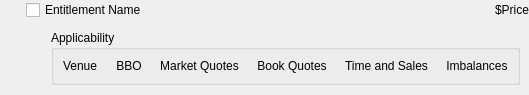
This is Applications/Spire/Source/AccountViewer/EntitlementEntryWidget.ui in spiretrading/nexus as Qt 5 draws it before an edit. The edited form follows.
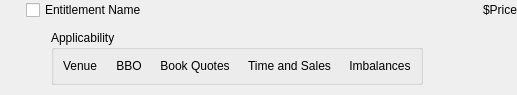
This is the edited form. Custom widgets are drawn as their Qt base class.

Commit message: Remove redundant includes and initializer, remove Market Quotes column from EntitlementEntryWidget.

Diff of the .ui file:
```diff
--- a/Applications/Spire/Source/AccountViewer/EntitlementEntryWidget.ui
+++ b/Applications/Spire/Source/AccountViewer/EntitlementEntryWidget.ui
@@ -175,22 +175,6 @@
             </widget>
            </item>
            <item row="0" column="2">
-            <widget class="QLabel" name="m_marketQuotesLabel">
-             <property name="sizePolicy">
-              <sizepolicy hsizetype="Preferred" vsizetype="Maximum">
-               <horstretch>0</horstretch>
-               <verstretch>0</verstretch>
-              </sizepolicy>
-             </property>
-             <property name="text">
-              <string>Market Quotes</string>
-             </property>
-             <property name="alignment">
-              <set>Qt::AlignCenter</set>
-             </property>
-            </widget>
-           </item>
-           <item row="0" column="3">
             <widget class="QLabel" name="m_bookQuotesLabel">
              <property name="sizePolicy">
               <sizepolicy hsizetype="Preferred" vsizetype="Maximum">
@@ -206,7 +190,7 @@
              </property>
             </widget>
            </item>
-           <item row="0" column="4">
+           <item row="0" column="3">
             <widget class="QLabel" name="m_timeAndSalesLabel">
              <property name="sizePolicy">
               <sizepolicy hsizetype="Preferred" vsizetype="Maximum">
@@ -222,7 +206,7 @@
              </property>
             </widget>
            </item>
-           <item row="0" column="5">
+           <item row="0" column="4">
             <widget class="QLabel" name="m_imbalancesLabel">
              <property name="sizePolicy">
               <sizepolicy hsizetype="Preferred" vsizetype="Maximum">
```
The commit also changes 6 other files.
